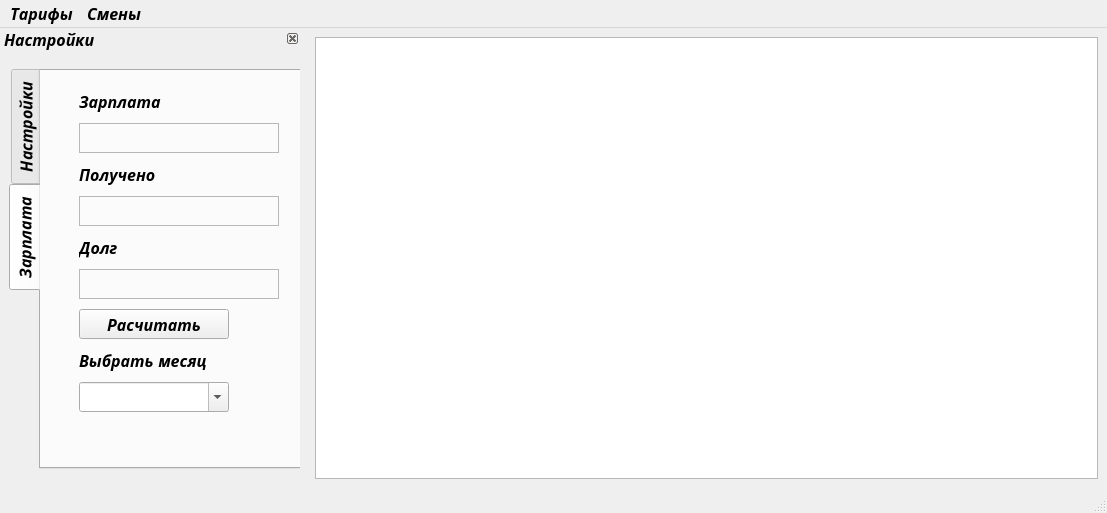
This is my_form.ui in PavelSimakov/i_study_comboBox_new2 as Qt 5 draws it before an edit. The edited form follows.
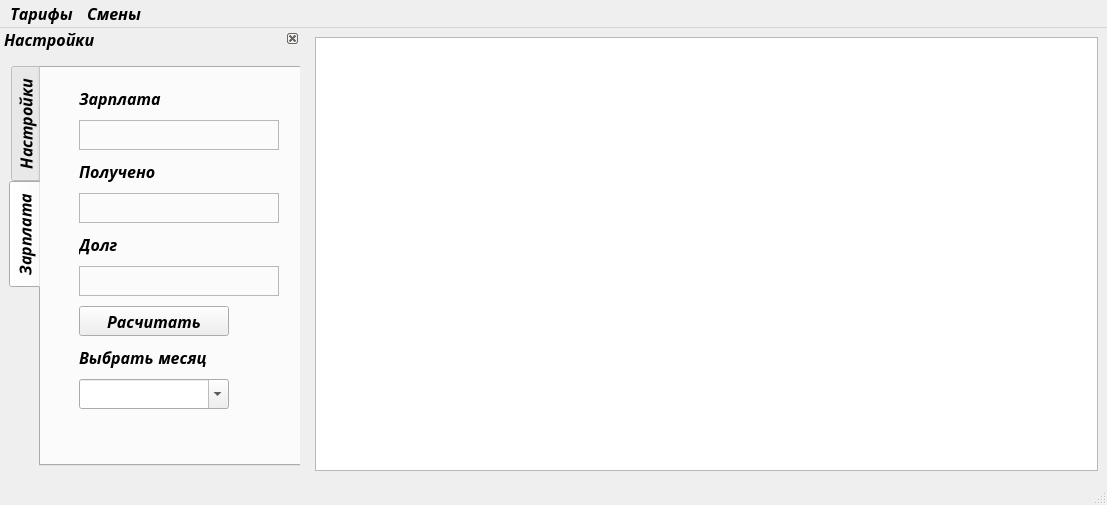
This is the edited form.

The edit to the form file:
```diff
--- a/my_form.ui
+++ b/my_form.ui
@@ -7,9 +7,15 @@
     <x>0</x>
     <y>0</y>
     <width>1107</width>
-    <height>513</height>
+    <height>505</height>
    </rect>
   </property>
+  <property name="sizePolicy">
+   <sizepolicy hsizetype="Expanding" vsizetype="Expanding">
+    <horstretch>0</horstretch>
+    <verstretch>0</verstretch>
+   </sizepolicy>
+  </property>
   <property name="minimumSize">
    <size>
     <width>800</width>
@@ -18,8 +24,8 @@
   </property>
   <property name="maximumSize">
    <size>
-    <width>1200</width>
-    <height>800</height>
+    <width>1400</width>
+    <height>505</height>
    </size>
   </property>
   <property name="font">
@@ -40,6 +46,12 @@
   <property name="windowTitle">
    <string>Моя зарплата в такси</string>
   </property>
+  <property name="iconSize">
+   <size>
+    <width>48</width>
+    <height>48</height>
+   </size>
+  </property>
   <widget class="QWidget" name="centralWidget">
    <property name="font">
     <font>
@@ -504,6 +516,9 @@
            </property>
            <item>
             <widget class="QLabel" name="label_5">
+             <property name="lineWidth">
+              <number>0</number>
+             </property>
              <property name="text">
               <string>Зарплата</string>
              </property>
@@ -548,7 +563,7 @@
                <enum>QFrame::Plain</enum>
               </property>
               <property name="lineWidth">
-               <number>2</number>
+               <number>0</number>
               </property>
               <property name="text">
                <string/>
@@ -564,6 +579,9 @@
            </item>
            <item>
             <widget class="QLabel" name="label_7">
+             <property name="lineWidth">
+              <number>0</number>
+             </property>
              <property name="text">
               <string>Получено</string>
              </property>
@@ -605,7 +623,7 @@
                <enum>QFrame::Plain</enum>
               </property>
               <property name="lineWidth">
-               <number>2</number>
+               <number>0</number>
               </property>
               <property name="text">
                <string/>
@@ -618,6 +636,9 @@
            </item>
            <item>
             <widget class="QLabel" name="label_6">
+             <property name="lineWidth">
+              <number>0</number>
+             </property>
              <property name="text">
               <string>Долг</string>
              </property>
@@ -656,7 +677,7 @@
                <enum>QFrame::NoFrame</enum>
               </property>
               <property name="lineWidth">
-               <number>2</number>
+               <number>0</number>
               </property>
               <property name="midLineWidth">
                <number>0</number>
@@ -700,6 +721,9 @@
            </item>
            <item>
             <widget class="QLabel" name="label_2">
+             <property name="lineWidth">
+              <number>0</number>
+             </property>
              <property name="text">
               <string>Выбрать месяц</string>
              </property>
```
Left out of the diff: 9 changed lines with no effect on the pictures.
